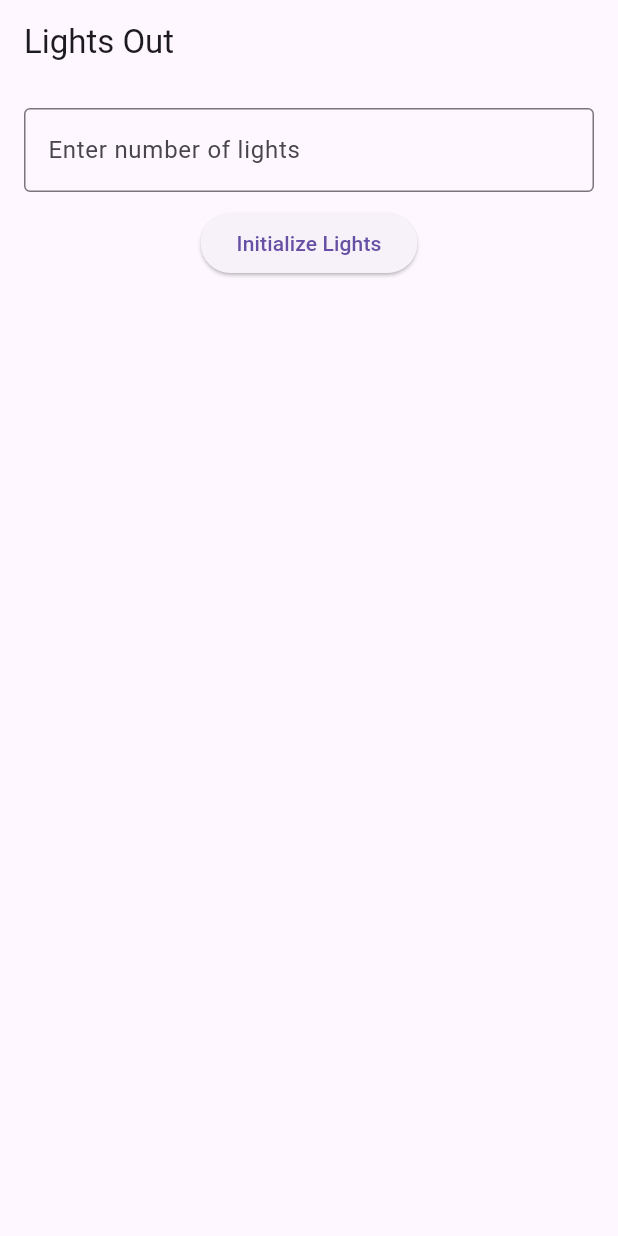
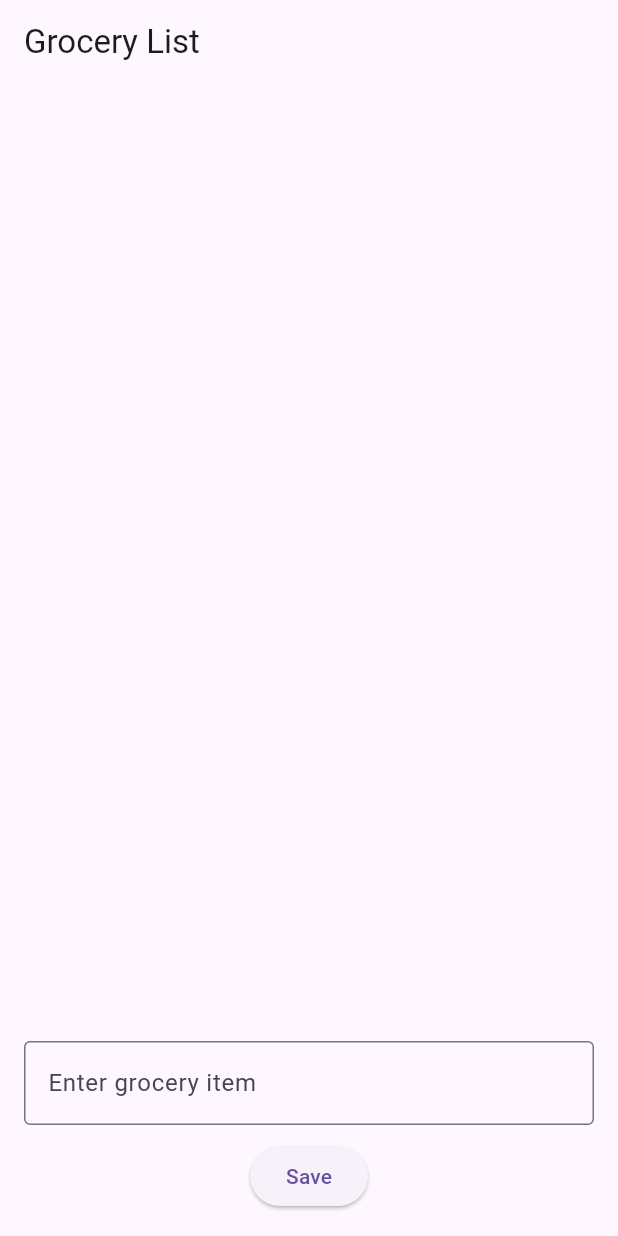
Before and after one commit to Evanl01/ITP368_Labs_Evan, a Flutter app: the screen it shows after launch, on a phone screen of 412 x 824 dp. Run offline on Flutter 3.47's test engine with Material 3 defaults, Android fonts, the phone set to English and light mode, and no system bars; our stand-ins replace flutter_bloc.

Commit message:
Finished grocery lab.
Note: My macbook M1 can only run it using Android emulator, because of path_provider dependency issue. grocery.txt is also saved inside the emulator (so only accessible thru emulator).

```diff
--- /dev/null
+++ b/lib/groceryCubit.dart
@@ -0,0 +1,59 @@
+import 'package:flutter/material.dart';
+import 'package:flutter_bloc/flutter_bloc.dart';
+import 'package:path_provider/path_provider.dart';
+// import 'package:path_provider_linux/path_provider_linux.dart';
+import 'dart:io';
+import 'dart:async';
+
+class GroceryState {
+  final List<String> groceries;
+  final String? message;
+
+  GroceryState(this.groceries, {this.message});
+}
+
+class GroceryCubit extends Cubit<GroceryState> {
+  GroceryCubit() : super(GroceryState([])) {
+    _loadGroceries();
+  }
+
+  Future<void> _loadGroceries() async {
+    try {
+      final directory = await getApplicationDocumentsDirectory();
+      print('directory: $directory');
+
+      final directoryPath = directory.path;
+      final file = File('${directory.path}/grocery.txt');
+      print('file: $file');
+      print('directory.path: $directoryPath');
+      if (await file.exists()) {
+        final contents = await file.readAsString();
+        final groceries = contents.split('\n').where((item) => item.isNotEmpty).toList();
+        emit(GroceryState(groceries));
+      } else {
+        await file.create();
+        await file.writeAsString('');
+        emit(GroceryState([]));
+      }
+    } catch (e) {
+      print('Error: $e');
+      emit(GroceryState([], message: 'Error loading groceries'));
+    }
+  }
+
+  Future<void> addGrocery(String grocery) async {
+    final updatedGroceries = List<String>.from(state.groceries)..add(grocery);
+    emit(GroceryState(updatedGroceries));
+    await _saveGroceries(updatedGroceries);
+  }
+
+  Future<void> _saveGroceries(List<String> groceries) async {
+    try {
+      final directory = await getApplicationDocumentsDirectory();
+      final file = File('${directory.path}/grocery.txt');
+      await file.writeAsString(groceries.join('\n'));
+    } catch (e) {
+      emit(GroceryState(state.groceries, message: 'Error saving groceries'));
+    }
+  }
+}
--- /dev/null
+++ b/lib/groceryHomePage.dart
@@ -0,0 +1,95 @@
+import 'package:flutter/material.dart';
+import 'package:flutter_bloc/flutter_bloc.dart';
+// import 'package:path_provider/path_provider.dart';
+// import 'package:path_provider_linux/path_provider_linux.dart';
+import 'groceryCubit.dart';
+import 'dart:async';
+
+void main() {
+  runApp(const GroceryApp());
+}
+
+class GroceryApp extends StatelessWidget {
+  const GroceryApp({super.key});
+
+  @override
+  Widget build(BuildContext context) {
+    return MaterialApp(
+      title: 'Grocery App',
+      theme: ThemeData(
+        primarySwatch: Colors.blue,
+      ),
+      home: BlocProvider(
+        create: (_) => GroceryCubit(),
+        child: const GroceryHomePage(),
+      ),
+    );
+  }
+}
+
+class GroceryHomePage extends StatefulWidget {
+  const GroceryHomePage({super.key});
+
+  @override
+  _GroceryHomePageState createState() => _GroceryHomePageState();
+}
+
+class _GroceryHomePageState extends State<GroceryHomePage> {
+  final TextEditingController _controller = TextEditingController();
+
+  @override
+  Widget build(BuildContext context) {
+    return Scaffold(
+      appBar: AppBar(
+        title: const Text('Grocery List'),
+      ),
+      body: Padding(
+        padding: const EdgeInsets.all(16.0),
+        child: Column(
+          children: [
+            BlocBuilder<GroceryCubit, GroceryState>(
+              builder: (context, state) {
+                return Flexible(
+                  child: Column(
+                    children: [
+                      if (state.message != null)
+                        Text(state.message!, style: TextStyle(color: Colors.red)),
+                      Expanded(
+                        child: ListView.builder(
+                          itemCount: state.groceries.length,
+                          itemBuilder: (context, index) {
+                            return ListTile(
+                              title: Text(state.groceries[index]),
+                            );
+                          },
+                        ),
+                      ),
+                    ],
+                  ),
+                );
+              },
+            ),
+            TextField(
+              controller: _controller,
+              decoration: const InputDecoration(
+                labelText: 'Enter grocery item',
+                border: OutlineInputBorder(),
+              ),
+            ),
+            const SizedBox(height: 10),
+            ElevatedButton(
+              onPressed: () {
+                final grocery = _controller.text;
+                if (grocery.isNotEmpty) {
+                  context.read<GroceryCubit>().addGrocery(grocery);
+                  _controller.clear();
+                }
+              },
+              child: const Text('Save'),
+            ),
+          ],
+        ),
+      ),
+    );
+  }
+}
--- a/pubspec.yaml
+++ b/pubspec.yaml
@@ -31,11 +31,12 @@ dependencies:
   flutter:
     sdk: flutter
   flutter_bloc: ^8.0.0
-
+  path_provider_linux: ^2.2.1
 
   # The following adds the Cupertino Icons font to your application.
   # Use with the CupertinoIcons class for iOS style icons.
   cupertino_icons: ^1.0.8
+  path_provider: ^2.1.4
 
 dev_dependencies:
   flutter_test:
@@ -46,7 +47,7 @@ dev_dependencies:
   # activated in the `analysis_options.yaml` file located at the root of your
   # package. See that file for information about deactivating specific lint
   # rules and activating additional ones.
-  flutter_lints: ^4.0.0
+  flutter_lints: ^5.0.0
 
 # For information on the generic Dart part of this file, see the
 # following page: https://dart.dev/tools/pub/pubspec
```
Also changed, not shown: lib/file_stuff.dart (added, +66 -0 lines), lib/main.dart (+8 -1 lines), pubspec.lock, 4 other files.
